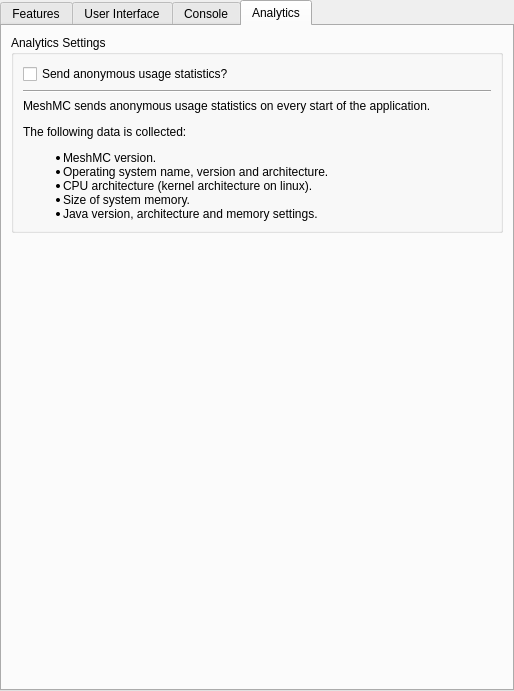
Qt form launcher/ui/pages/global/MeshMCPage.ui (Project-Tick/MeshMC) before a commit.
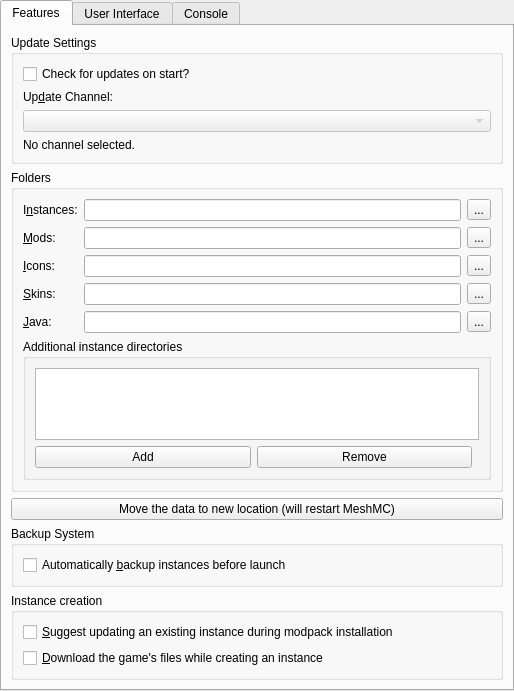
The same form after that commit. The open tabs and pages were chosen to show the change.

```diff
--- a/launcher/ui/pages/global/MeshMCPage.ui
+++ b/launcher/ui/pages/global/MeshMCPage.ui
@@ -510,69 +510,6 @@
        </item>
       </layout>
      </widget>
-     <widget class="QWidget" name="analyticsTab">
-      <attribute name="title">
-       <string>Analytics</string>
-      </attribute>
-      <layout class="QVBoxLayout" name="verticalLayout_8">
-       <item>
-        <widget class="QGroupBox" name="consoleSettingsBox_2">
-         <property name="title">
-          <string>Analytics Settings</string>
-         </property>
-         <layout class="QVBoxLayout" name="verticalLayout_4">
-          <item>
-           <widget class="QCheckBox" name="analyticsCheck">
-            <property name="text">
-             <string>Send anonymous usage statistics?</string>
-            </property>
-           </widget>
-          </item>
-          <item>
-           <widget class="Line" name="line">
-            <property name="orientation">
-             <enum>Qt::Horizontal</enum>
-            </property>
-           </widget>
-          </item>
-          <item>
-           <widget class="QLabel" name="label_5">
-            <property name="text">
-             <string>&lt;html&gt;&lt;head/&gt;
-&lt;body&gt;
-&lt;p&gt;MeshMC sends anonymous usage statistics on every start of the application.&lt;/p&gt;&lt;p&gt;The following data is collected:&lt;/p&gt;
-&lt;ul&gt;
-&lt;li&gt;MeshMC version.&lt;/li&gt;
-&lt;li&gt;Operating system name, version and architecture.&lt;/li&gt;
-&lt;li&gt;CPU architecture (kernel architecture on linux).&lt;/li&gt;
-&lt;li&gt;Size of system memory.&lt;/li&gt;
-&lt;li&gt;Java version, architecture and memory settings.&lt;/li&gt;
-&lt;/ul&gt;
-&lt;/body&gt;&lt;/html&gt;</string>
-            </property>
-            <property name="wordWrap">
-             <bool>true</bool>
-            </property>
-           </widget>
-          </item>
-         </layout>
-        </widget>
-       </item>
-       <item>
-        <spacer name="verticalSpacer">
-         <property name="orientation">
-          <enum>Qt::Vertical</enum>
-         </property>
-         <property name="sizeHint" stdset="0">
-          <size>
-           <width>20</width>
-           <height>40</height>
-          </size>
-         </property>
-        </spacer>
-       </item>
-      </layout>
-     </widget>
     </widget>
    </item>
   </layout>
```
